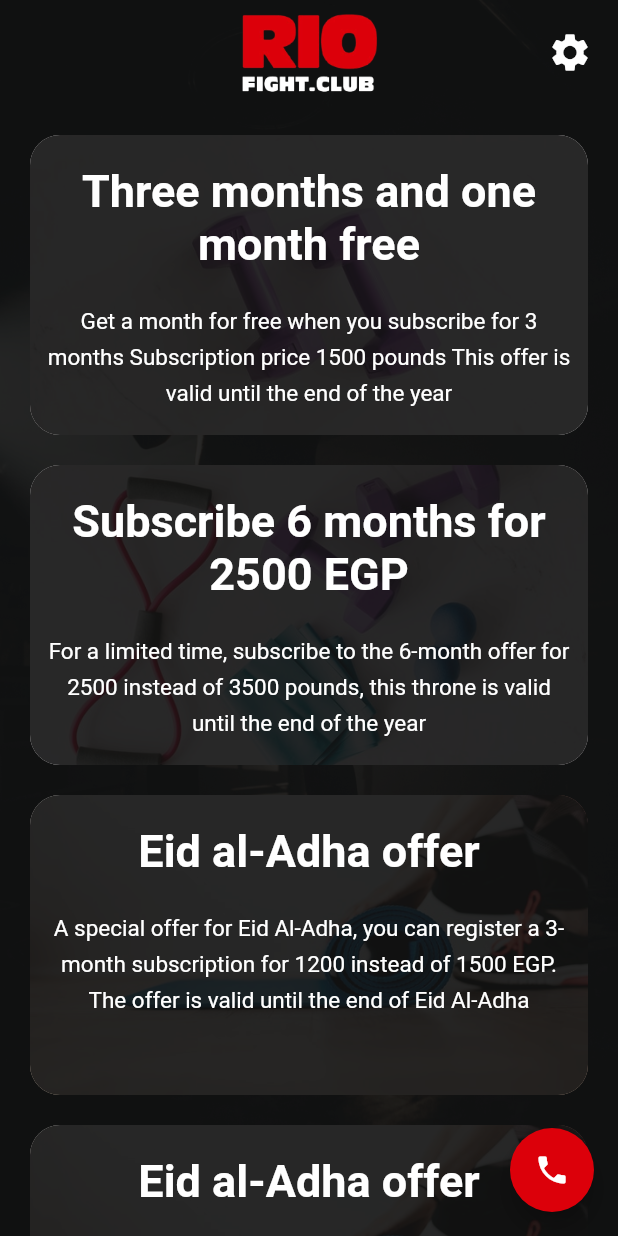
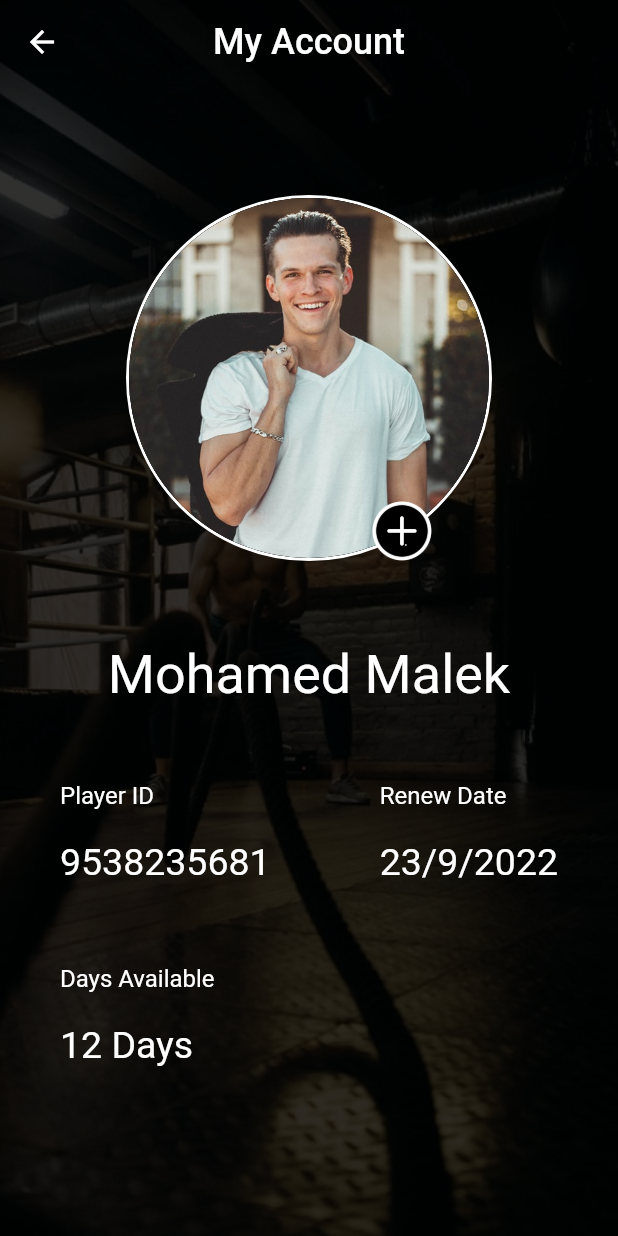
Before and after one commit to mohamedmalek11/rio, a Flutter app: the MyHomePage screen opened directly, after a tap on the "settings" icon, on a phone screen of 412 x 824 dp. Run offline on Flutter 3.47's test engine with Material 2 defaults, Android fonts, the phone set to English and light mode, and no system bars; our stand-ins replace get.

Commit message:
Created my account page

```diff
--- a/lib/pages/home.dart
+++ b/lib/pages/home.dart
@@ -1,5 +1,7 @@
 import 'package:flutter/material.dart';
+import 'package:get/get.dart';
 import 'package:rio/constants/colors.dart';
+import 'package:rio/pages/myAccount.dart';
 
 class MyHomePage extends StatefulWidget {
   @override
@@ -11,6 +13,7 @@ class _MyHomePageState extends State<MyHomePage> {
 
   // change App bar color on scroll
   var appBarColor = Colors.transparent;
+
   onScroll(ScrollMetrics metrics) {
     appBarColor = Colors.black;
     setState(() {
@@ -40,7 +43,7 @@ class _MyHomePageState extends State<MyHomePage> {
         title: Image.asset(
           "assets/images/logo1.png",
           fit: BoxFit.contain,
-          height: 70,
+          height: 60,
         ),
         backgroundColor: appBarColor,
         elevation: 0.0,
@@ -54,7 +57,9 @@ class _MyHomePageState extends State<MyHomePage> {
                   Icons.settings,
                   size: 30,
                 ),
-                onPressed: () {}),
+                onPressed: () {
+                  Get.to(() => MyAccountPage());
+                }),
           )
         ],
       ),
--- /dev/null
+++ b/lib/pages/myAccount.dart
@@ -0,0 +1,172 @@
+import 'package:flutter/material.dart';
+
+class MyAccountPage extends StatefulWidget {
+  MyAccountPage({Key? key}) : super(key: key);
+
+  @override
+  MyAccountPageState createState() => MyAccountPageState();
+}
+
+class MyAccountPageState extends State<MyAccountPage> {
+  @override
+  Widget build(BuildContext context) {
+    return Scaffold(
+      extendBodyBehindAppBar: true,
+      appBar: AppBar(
+        elevation: 0.0,
+        backgroundColor: Colors.transparent,
+        title: Text(
+          "My Account",
+          style: TextStyle(fontSize: 24),
+        ),
+        centerTitle: true,
+      ),
+      body: Stack(children: [
+        // Background image and overlay
+        Container(
+          color: Colors.black,
+          child: Opacity(
+            opacity: 0.2,
+            child: Container(
+                child: Image.asset(
+                  "assets/images/7.jpeg",
+                  fit: BoxFit.cover,
+                ),
+                height: MediaQuery.of(context).size.height,
+                width: MediaQuery.of(context).size.width),
+          ),
+        ),
+
+        // the page content:
+        Container(
+          margin: EdgeInsetsDirectional.only(top: 60),
+          width: MediaQuery.of(context).size.width,
+          child: Column(
+            crossAxisAlignment: CrossAxisAlignment.center,
+            children: [
+              SizedBox(
+                height: 70,
+              ),
+
+              // person Image
+              Stack(children: [
+                Positioned(
+                  child: Container(
+                    decoration: BoxDecoration(
+                      shape: BoxShape.circle,
+                      border: Border.all(
+                        color: Colors.white,
+                        width: 2.0,
+                      ),
+                    ),
+                    child: CircleAvatar(
+                      backgroundColor: Colors.black,
+                      radius: 120,
+                      backgroundImage:
+                          AssetImage("assets/images/dummy/demo1.png"),
+                    ),
+                  ),
+                ),
+                Positioned(
+                  bottom: 0,
+                  right: 40,
+                  child: InkWell(
+                    onTap: () {},
+                    child: Image.asset(
+                      "assets/images/plus1.png",
+                      width: 40,
+                      height: 40,
+                    ),
+                  ),
+                )
+              ]),
+              SizedBox(
+                height: 55,
+              ),
+
+              Container(
+                padding: EdgeInsets.symmetric(horizontal: 50),
+                child: Text(
+                  "Mohamed Malek",
+                  style: TextStyle(fontSize: 36),
+                ),
+              ),
+
+              SizedBox(
+                height: 40,
+              ),
+
+              Container(
+                padding: EdgeInsets.symmetric(horizontal: 40),
+                child: Row(
+                  mainAxisAlignment: MainAxisAlignment.spaceBetween,
+                  children: [
+                    RichText(
+                      text: TextSpan(
+                        text: "Player ID \n",
+                        style: TextStyle(fontSize: 16, height: 2),
+                        children: const <TextSpan>[
+                          TextSpan(
+                              text: '9538235681',
+                              style: TextStyle(
+                                fontWeight: FontWeight.w400,
+                                fontSize: 25,
+                              )),
+                        ],
+                      ),
+                    ),
+                    RichText(
+                      text: TextSpan(
+                        text: "Renew Date \n",
+                        style: TextStyle(fontSize: 16, height: 2),
+                        children: const <TextSpan>[
+                          TextSpan(
+                              text: '23/9/2022',
+                              style: TextStyle(
+                                  fontSize: 25, fontWeight: FontWeight.w400)),
+                        ],
+                      ),
+                    )
+                  ],
+                ),
+              ),
+
+              SizedBox(
+                height: 40,
+              ),
+
+              Container(
+                padding: EdgeInsets.symmetric(horizontal: 40),
+                child: Row(
+                  mainAxisAlignment: MainAxisAlignment.spaceBetween,
+                  children: [
+                    RichText(
+                      text: TextSpan(
+                        text: "Days Available \n",
+                        style: TextStyle(fontSize: 16, height: 2),
+                        children: const <TextSpan>[
+                          TextSpan(
+                              text: '12',
+                              style: TextStyle(
+                                fontWeight: FontWeight.w400,
+                                fontSize: 25,
+                              )),
+                               TextSpan(
+                              text: ' Days',
+                              style: TextStyle(
+                                fontWeight: FontWeight.w400,
+                                fontSize: 25,
+                              )),
+                        ],
+                      ),
+                    ),
+                  ],
+                ),
+              )
+            ],
+          ),
+        )
+      ]),
+    );
+  }
+}
--- a/lib/pages/signin.dart
+++ b/lib/pages/signin.dart
@@ -80,7 +80,8 @@ class _SignInState extends State<SignIn> {
                           padding: EdgeInsets.only(bottom: 10),
                           child: TextButton(
                             onPressed: () {
-                              Get.to(MyHomePage(),transition: Transition.native);
+                              Get.to(() => MyHomePage(),
+                                  transition: Transition.native);
                             },
                             child: Text(
                               "New Member?",
```
Also changed, not shown: assets/images/7.jpeg (added), assets/images/dummy/demo1.png (added), assets/images/plus1.png (added).
